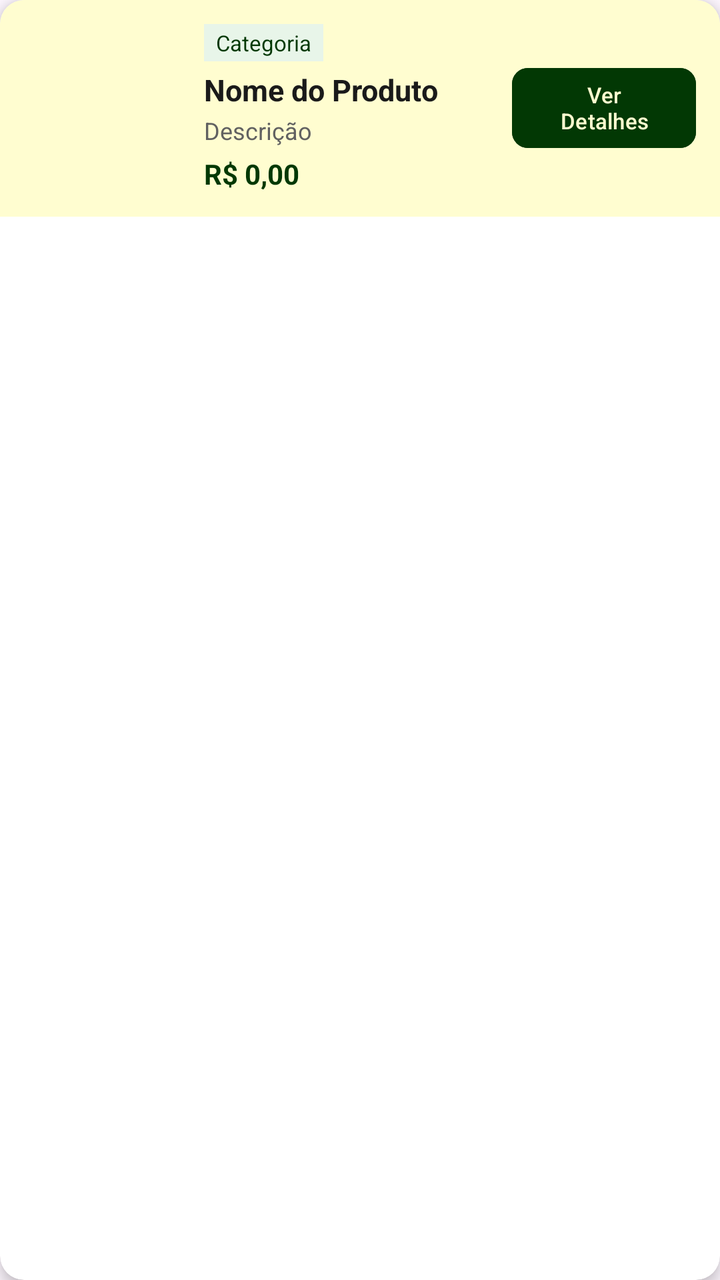
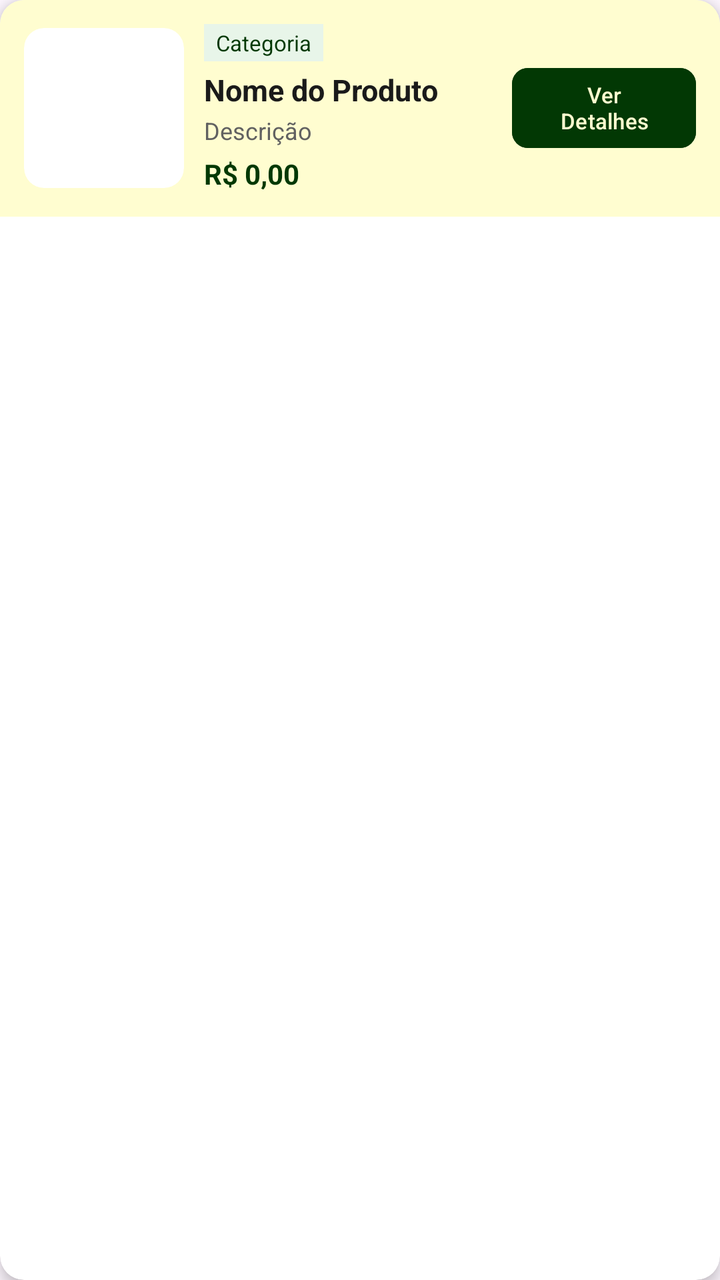

Two renders of the same Android screen: before a commit and after it. Below are the layout's source before the change and the commit's diff.
<!-- AndroidManifest.xml: application theme Theme.AppLoginTest -->
<!-- res/layout/item_produto.xml -->
<?xml version="1.0" encoding="utf-8"?>
<androidx.cardview.widget.CardView xmlns:android="http://schemas.android.com/apk/res/android"
    xmlns:app="http://schemas.android.com/apk/res-auto"
    android:layout_width="match_parent"
    android:layout_height="wrap_content"
    android:layout_margin="6dp"
    app:cardCornerRadius="12dp"
    app:cardElevation="4dp">

    <LinearLayout
        android:layout_width="match_parent"
        android:layout_height="wrap_content"
        android:orientation="horizontal"
        android:padding="12dp"
        android:gravity="center_vertical"
        android:background="#FFFDD0">

        
        <ImageView
            android:id="@+id/imgProduto"
            android:layout_width="80dp"
            android:layout_height="80dp"
            android:src="@mipmap/ic_launcher"
            android:scaleType="centerCrop"
            android:layout_marginEnd="10dp" />

        
        <LinearLayout
            android:layout_width="0dp"
            android:layout_height="wrap_content"
            android:layout_weight="1"
            android:orientation="vertical">

            <TextView
                android:id="@+id/tvProdutoCategoria"
                android:layout_width="wrap_content"
                android:layout_height="wrap_content"
                android:background="#E8F5E9"
                android:paddingStart="6dp"
                android:paddingEnd="6dp"
                android:paddingTop="2dp"
                android:paddingBottom="2dp"
                android:text="Categoria"
                android:textColor="#023804"
                android:textSize="11sp" />

            <TextView
                android:id="@+id/tvProdutoNome"
                android:layout_width="match_parent"
                android:layout_height="wrap_content"
                android:layout_marginTop="4dp"
                android:text="Nome do Produto"
                android:textColor="#1A1A1A"
                android:textSize="15sp"
                android:textStyle="bold"
                android:maxLines="1"
                android:ellipsize="end" />

            <TextView
                android:id="@+id/tvProdutoDescricao"
                android:layout_width="match_parent"
                android:layout_height="wrap_content"
                android:layout_marginTop="2dp"
                android:text="Descrição"
                android:textColor="#616161"
                android:textSize="12sp"
                android:maxLines="2"
                android:ellipsize="end" />

            <TextView
                android:id="@+id/tvProdutoPreco"
                android:layout_width="wrap_content"
                android:layout_height="wrap_content"
                android:layout_marginTop="4dp"
                android:text="R$ 0,00"
                android:textColor="#023804"
                android:textSize="14sp"
                android:textStyle="bold" />

        </LinearLayout>

        
        <Button
            android:id="@+id/btnVerDetalhes"
            android:layout_width="wrap_content"
            android:layout_height="wrap_content"
            android:layout_marginStart="8dp"
            android:backgroundTint="#023804"
            android:text="Ver\nDetalhes"
            android:textColor="#FFFDD0"
            android:textSize="11sp"
            android:gravity="center"
            app:cornerRadius="8dp" />

    </LinearLayout>
</androidx.cardview.widget.CardView>
<!-- resources referenced by this layout -->
<resources>
  <!-- mipmap ic_launcher (mipmap-anydpi-v26) -->
  <?xml version="1.0" encoding="utf-8"?>
  <adaptive-icon xmlns:android="http://schemas.android.com/apk/res/android">
      <background android:drawable="@drawable/ic_launcher_background"/>
      <foreground android:drawable="@mipmap/ic_launcher_foreground"/>
  </adaptive-icon>
  <style name="Theme.AppLoginTest" parent="Base.Theme.AppLoginTest" />
  <!-- drawable ic_launcher_background: vector/xml drawable (drawable, 4866 chars, omitted) -->
  <style name="Base.Theme.AppLoginTest" parent="Theme.Material3.DayNight.NoActionBar">
          
          
      </style>
</resources>

<!-- the commit's change to res/layout/item_produto.xml (unified diff, before → after) -->
@@ -16,13 +16,21 @@
         android:background="#FFFDD0">
 
         
-        <ImageView
-            android:id="@+id/imgProduto"
+        <androidx.cardview.widget.CardView
             android:layout_width="80dp"
             android:layout_height="80dp"
-            android:src="@mipmap/ic_launcher"
-            android:scaleType="centerCrop"
-            android:layout_marginEnd="10dp" />
+            android:layout_marginEnd="10dp"
+            app:cardCornerRadius="10dp"
+            app:cardElevation="0dp">
+
+            <ImageView
+                android:id="@+id/imgProduto"
+                android:layout_width="match_parent"
+                android:layout_height="match_parent"
+                android:src="@mipmap/ic_launcher"
+                android:scaleType="centerCrop" />
+
+        </androidx.cardview.widget.CardView>
 
         
         <LinearLayout
